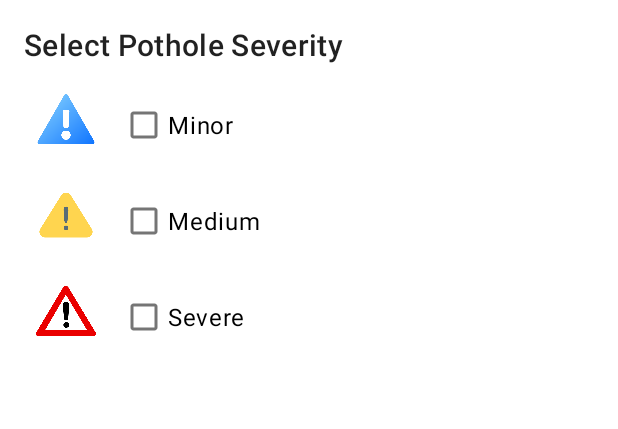
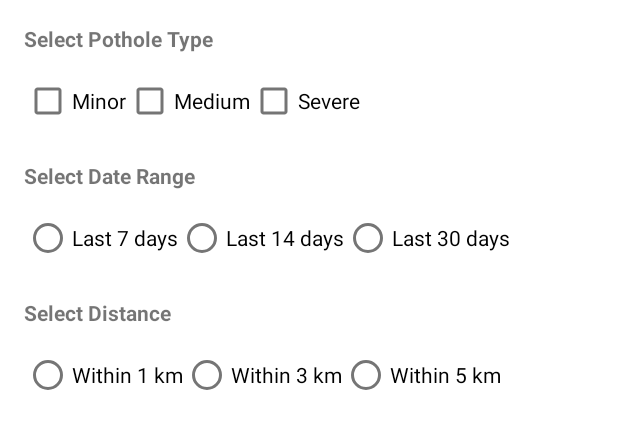
Before and after one commit to haidonglethqb/pothole, an Android app: the layout dialog_multi_select.xml on its own in the app's theme, with its tools: preview values and no code run, on a phone screen of 412 x 824 dp. Shown: the top 429 px of the screen. Run offline under Robolectric (Android 15) with nearby library versions, the phone set to English and light mode, and no system bars.

Commit message:
big update

```diff
--- a/app/build.gradle.kts
+++ b/app/build.gradle.kts
@@ -53,6 +53,7 @@ dependencies {
     implementation ("com.google.firebase:firebase-database:20.3.3")
     implementation ("com.google.firebase:firebase-auth:23.0.0")
     implementation ("com.google.android.gms:play-services-auth:21.2.0")
+    implementation ("com.google.android.gms:play-services-location:18.0.0")
 
     implementation("com.mapbox.navigation:android:2.15.2")
     implementation("com.mapbox.search:mapbox-search-android-ui:1.0.0-rc.6")
--- a/app/src/main/res/layout/dialog_multi_select.xml
+++ b/app/src/main/res/layout/dialog_multi_select.xml
@@ -3,80 +3,106 @@
     android:layout_width="match_parent"
     android:layout_height="wrap_content"
     android:orientation="vertical"
-    android:padding="16dp"
-    android:background="?attr/colorSurface">
+    android:padding="16dp">
 
+    <!-- Pothole Type Section -->
     <TextView
-        android:layout_width="match_parent"
+        android:layout_width="wrap_content"
         android:layout_height="wrap_content"
-        android:text="Select Pothole Severity"
-        android:textAppearance="?attr/textAppearanceHeadline6"
+        android:text="Select Pothole Type"
+        android:textStyle="bold"
         android:paddingBottom="8dp" />
 
     <LinearLayout
-        android:layout_width="match_parent"
+        android:layout_width="wrap_content"
         android:layout_height="wrap_content"
-        android:orientation="horizontal"
-        android:padding="8dp">
-
-        <ImageView
-            android:id="@+id/image_minor"
-            android:layout_width="40dp"
-            android:layout_height="40dp"
-            android:src="@drawable/minor" />
+        android:orientation="horizontal">
 
         <CheckBox
             android:id="@+id/checkbox_minor"
             android:layout_width="wrap_content"
             android:layout_height="wrap_content"
-            android:layout_gravity="center_vertical"
-            android:layout_marginStart="16dp"
-            android:text="Minor"
-            android:textAppearance="?attr/textAppearanceBody1" />
-    </LinearLayout>
-
-    <LinearLayout
-        android:layout_width="match_parent"
-        android:layout_height="wrap_content"
-        android:orientation="horizontal"
-        android:padding="8dp">
-
-        <ImageView
-            android:id="@+id/image_medium"
-            android:layout_width="40dp"
-            android:layout_height="40dp"
-            android:src="@drawable/medium" />
+            android:text="Minor" />
 
         <CheckBox
             android:id="@+id/checkbox_medium"
             android:layout_width="wrap_content"
             android:layout_height="wrap_content"
-            android:layout_gravity="center_vertical"
-            android:layout_marginStart="16dp"
-            android:text="Medium"
-            android:textAppearance="?attr/textAppearanceBody1" />
-    </LinearLayout>
-
-    <LinearLayout
-        android:layout_width="match_parent"
-        android:layout_height="wrap_content"
-        android:orientation="horizontal"
-        android:padding="8dp">
-
-        <ImageView
-            android:id="@+id/image_severe"
-            android:layout_width="40dp"
-            android:layout_height="40dp"
-            android:src="@drawable/potholecaution" />
+            android:text="Medium" />
 
         <CheckBox
             android:id="@+id/checkbox_severe"
             android:layout_width="wrap_content"
             android:layout_height="wrap_content"
-            android:layout_gravity="center_vertical"
-            android:layout_marginStart="16dp"
-            android:text="Severe"
-            android:textAppearance="?attr/textAppearanceBody1" />
+            android:text="Severe" />
     </LinearLayout>
 
+    <!-- Date Range Section -->
+    <TextView
+        android:layout_width="wrap_content"
+        android:layout_height="wrap_content"
+        android:text="Select Date Range"
+        android:textStyle="bold"
+        android:paddingTop="16dp"
+        android:paddingBottom="8dp" />
+
+    <RadioGroup
+        android:id="@+id/radio_group_date_range"
+        android:layout_width="wrap_content"
+        android:layout_height="wrap_content"
+        android:orientation="horizontal">
+
+        <RadioButton
+            android:id="@+id/radio_7_days"
+            android:layout_width="wrap_content"
+            android:layout_height="wrap_content"
+            android:text="Last 7 days" />
+
+        <RadioButton
+            android:id="@+id/radio_14_days"
+            android:layout_width="wrap_content"
+            android:layout_height="wrap_content"
+            android:text="Last 14 days" />
+
+        <RadioButton
+            android:id="@+id/radio_30_days"
+            android:layout_width="wrap_content"
+            android:layout_height="wrap_content"
+            android:text="Last 30 days" />
+    </RadioGroup>
+
+    <!-- Distance Section -->
+    <TextView
+        android:layout_width="wrap_content"
+        android:layout_height="wrap_content"
+        android:text="Select Distance"
+        android:textStyle="bold"
+        android:paddingTop="16dp"
+        android:paddingBottom="8dp" />
+
+    <RadioGroup
+        android:id="@+id/radio_group_distance"
+        android:layout_width="wrap_content"
+        android:layout_height="wrap_content"
+        android:orientation="horizontal">
+
+        <RadioButton
+            android:id="@+id/radio_1_km"
+            android:layout_width="wrap_content"
+            android:layout_height="wrap_content"
+            android:text="Within 1 km" />
+
+        <RadioButton
+            android:id="@+id/radio_3_km"
+            android:layout_width="wrap_content"
+            android:layout_height="wrap_content"
+            android:text="Within 3 km" />
+
+        <RadioButton
+            android:id="@+id/radio_5_km"
+            android:layout_width="wrap_content"
+            android:layout_height="wrap_content"
+            android:text="Within 5 km" />
+    </RadioGroup>
+
 </LinearLayout>
--- a/app/src/main/res/values/strings.xml
+++ b/app/src/main/res/values/strings.xml
@@ -111,6 +111,6 @@
     <string name="desc_user_icon">User Icon</string>
     <string name="desc_severity_icon">Severity Icon</string>
 
-    <string name="web_id">AIzaSyC6Peem6i09cCErVZCnWikWUJtVsIX3Tl4</string>
+    <string name="web_id" translatable="false">798306032495-0kq06idn7hee59q9cil8mq3pknebmi9a.apps.googleusercontent.com</string>
     <string name="mapbox_access_token" translatable="false" tools:ignore="UnusedResources">sk.eyJ1IjoiaGllcmlzcyIsImEiOiJjbTNuZmwya3ExNnVpMmxzZG9wOGNyN24xIn0.Bnsn24Jk7ZmetYO_MxQHcA</string>
 </resources>
```
Also changed, not shown: app/src/main/java/com/example/pothole/Authentication/login.java (+22 -6 lines), app/src/main/java/com/example/pothole/MapScreen/LocationRetriever.java (+48 -16 lines), app/src/main/java/com/example/pothole/MapScreen/mapdisplay.java (+154 -26 lines).
